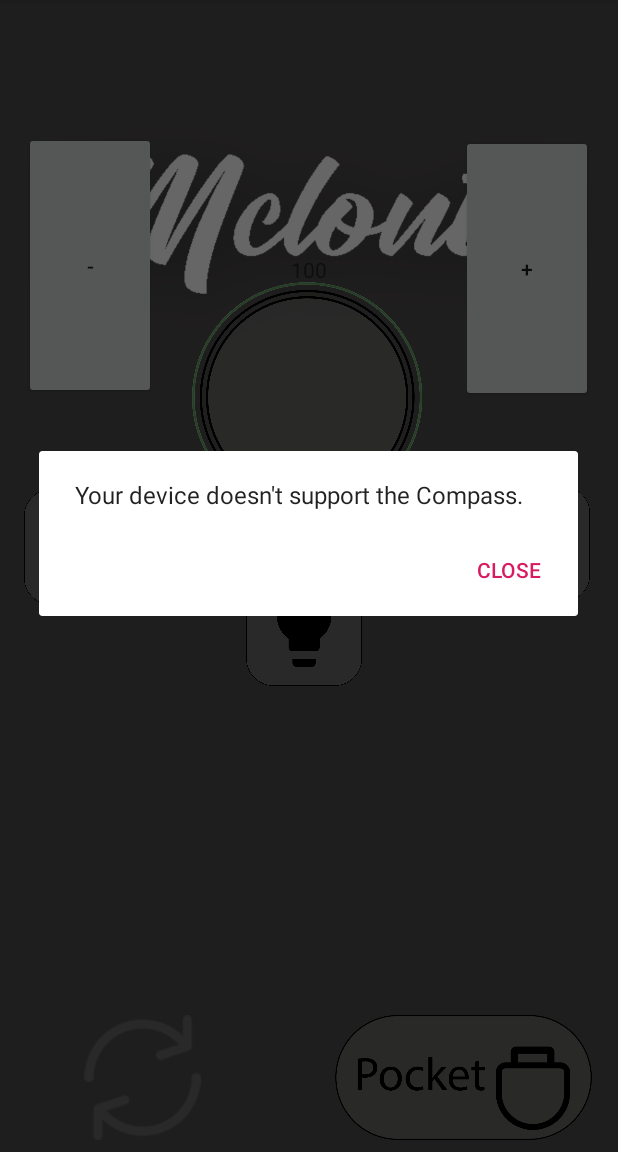
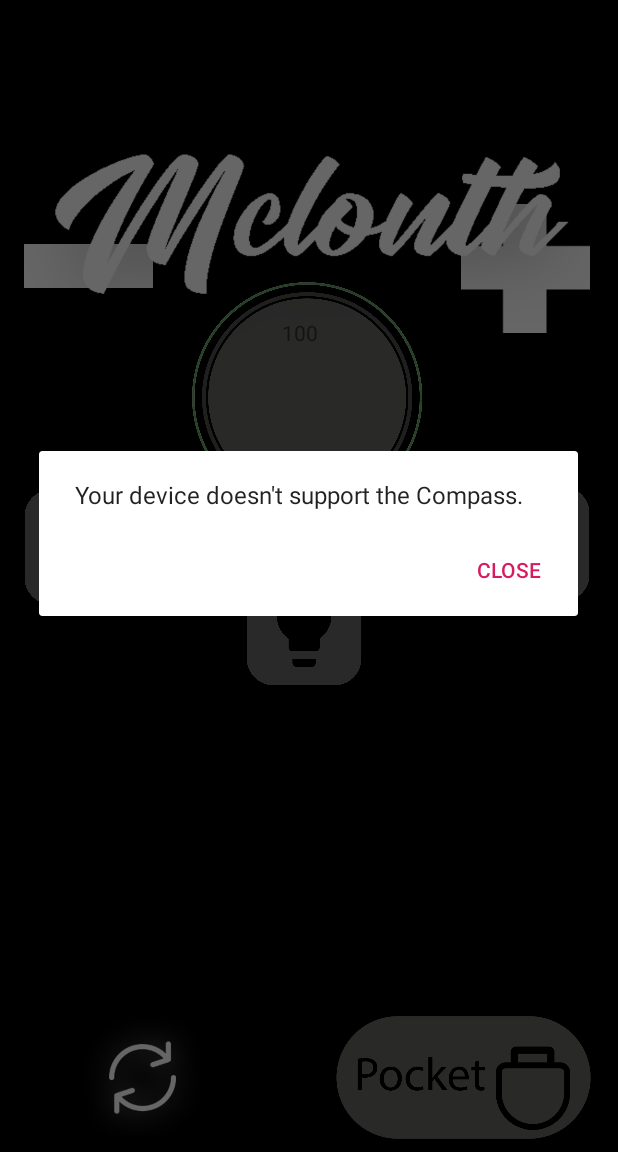
Before and after one commit to niklashedstrom/haponom, an Android app: the screen it shows after launch (MainActivity), after a tap on an icon or button, on a phone screen of 412 x 824 dp, the part 84-1236 px from its top. Run offline under Robolectric (Android 15) with nearby library versions, the phone set to English and light mode, and no system bars; 2 statements that could not run were skipped; 3 other taps on this screen came first.

Commit message:
changed interface

```diff
--- a/app/src/main/java/com/example/haponom/MainActivity.java
+++ b/app/src/main/java/com/example/haponom/MainActivity.java
@@ -36,8 +36,8 @@ import androidx.core.content.ContextCompat;
 public class MainActivity extends AppCompatActivity implements SensorEventListener {
 
     ImageView bpmButton;
-    Button incButton;
-    Button decButton;
+    ImageView incButton;
+    ImageView decButton;
     ImageView vibButton;
     ImageView lightButton;
     ImageView soundButton;
@@ -81,8 +81,8 @@ public class MainActivity extends AppCompatActivity implements SensorEventListen
         super.onCreate(savedInstanceState);
         setContentView(R.layout.activity_main);
         bpmButton = findViewById(R.id.BPM);
-        incButton = (Button) findViewById(R.id.inc);
-        decButton = (Button) findViewById(R.id.dec);
+        incButton = findViewById(R.id.inc);
+        decButton = findViewById(R.id.dec);
         cl = findViewById(R.id.layout);
         bpm = 100;
         BPMText = findViewById(R.id.textView);
@@ -220,7 +220,7 @@ public class MainActivity extends AppCompatActivity implements SensorEventListen
         if (!compassChecked){
             //cl.setAlpha(0.1f);
             compassChecked = true;
-            //compassButton.setImageResource(R.drawable.light);
+            compassButton.setImageResource(R.drawable.rotate_highlight);
             start();
 
         }else{
@@ -228,7 +228,7 @@ public class MainActivity extends AppCompatActivity implements SensorEventListen
             compassChecked = false;
             stop();
             pastDeg = 0;
-            //compassButton.setImageResource(R.drawable.sound);
+            compassButton.setImageResource(R.drawable.rotate);
         }
     }
     public void onClickQuestion(View view) {
--- a/app/src/main/res/layout/activity_main.xml
+++ b/app/src/main/res/layout/activity_main.xml
@@ -5,7 +5,7 @@
     android:id="@+id/layout"
     android:layout_width="match_parent"
     android:layout_height="match_parent"
-    android:background="#4f4c4c"
+    android:background="#000000"
     tools:context=".MainActivity">
 
 
@@ -20,7 +20,7 @@
             app:layout_constraintStart_toStartOf="parent"
             app:layout_constraintTop_toTopOf="parent" />
 
-        <Button
+        <ImageView
             android:id="@+id/dec"
             android:layout_width="wrap_content"
             android:layout_height="178dp"
@@ -29,11 +29,11 @@
             android:layout_marginTop="88dp"
             android:layout_marginBottom="465dp"
             android:onClick="decrease"
-            android:text="-"
+            android:src="@drawable/minus"
             app:layout_constraintStart_toStartOf="parent"
             app:layout_constraintTop_toTopOf="parent" />
 
-        <Button
+        <ImageView
             android:id="@+id/inc"
             android:layout_width="wrap_content"
             android:layout_height="178dp"
@@ -41,7 +41,7 @@
             android:layout_marginLeft="307dp"
             android:layout_marginTop="90dp"
             android:onClick="increase"
-            android:text="+"
+            android:src="@drawable/plus"
             app:layout_constraintStart_toStartOf="parent"
             app:layout_constraintTop_toTopOf="parent" />
 
@@ -106,10 +106,10 @@
 
         <TextView
             android:id="@+id/textView"
-            android:layout_width="31dp"
-            android:layout_height="21dp"
-            android:layout_marginStart="194dp"
-            android:layout_marginTop="170dp"
+            android:layout_width="49dp"
+            android:layout_height="60dp"
+            android:layout_marginStart="188dp"
+            android:layout_marginTop="212dp"
             android:text="100"
             app:layout_constraintStart_toStartOf="parent"
             app:layout_constraintTop_toTopOf="parent" />
```
